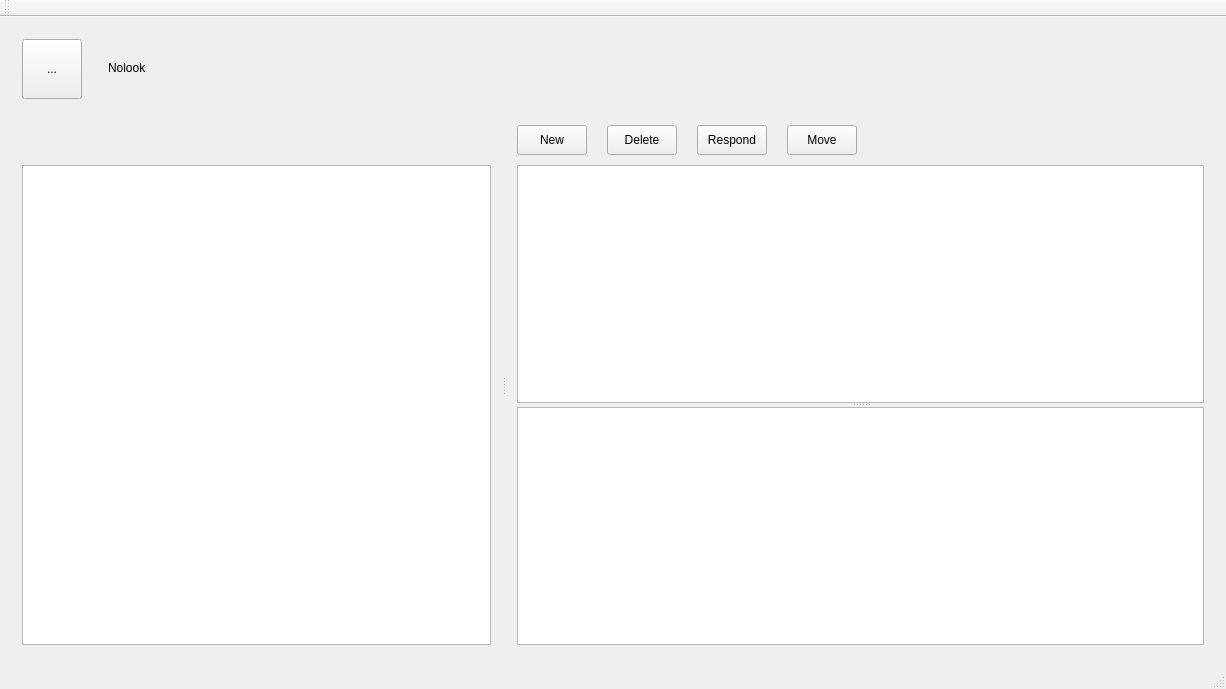
Old version of the form mainwindow.ui in the repository graypilgrim/nolook.
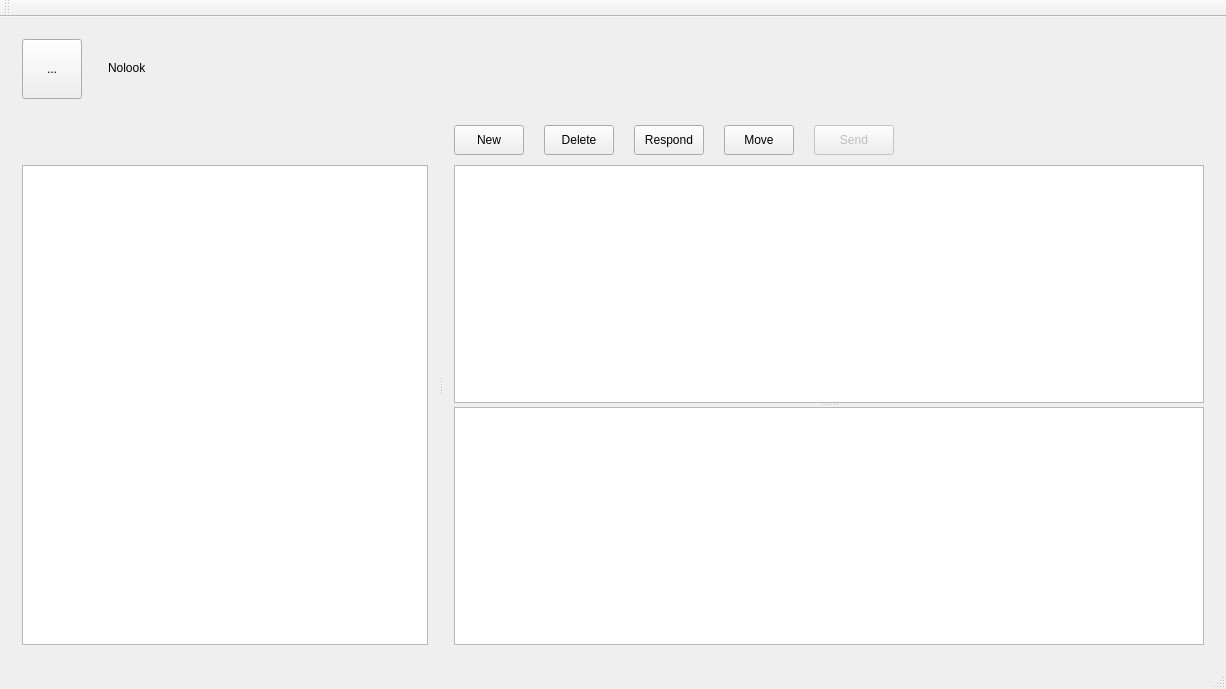
New version of the form.

Commit message: new and respond buttons implemented

Diff of the .ui file:
```diff
--- a/mainwindow.ui
+++ b/mainwindow.ui
@@ -182,6 +182,22 @@
               </property>
              </widget>
             </item>
+            <item>
+             <widget class="QPushButton" name="sendButton">
+              <property name="enabled">
+               <bool>false</bool>
+              </property>
+              <property name="minimumSize">
+               <size>
+                <width>70</width>
+                <height>30</height>
+               </size>
+              </property>
+              <property name="text">
+               <string>Send</string>
+              </property>
+             </widget>
+            </item>
             <item>
              <spacer name="horizontalSpacer_2">
               <property name="orientation">
```
Left out of the diff: 2 changed lines with no effect on the pictures. The commit also changes 9 other files.
